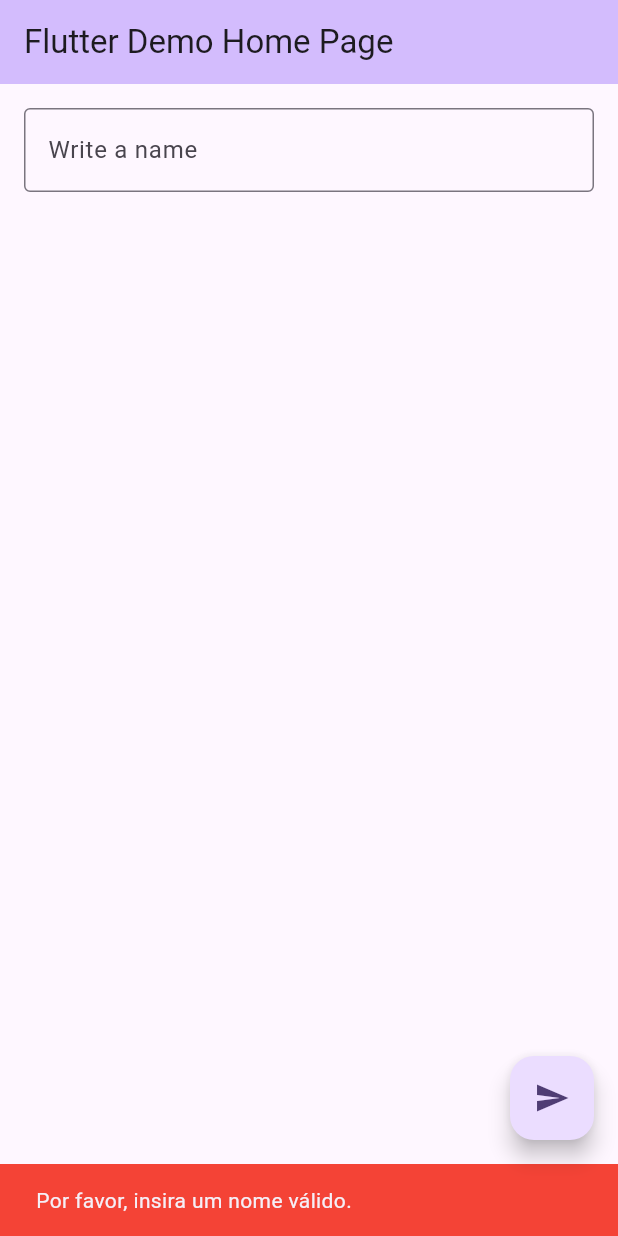
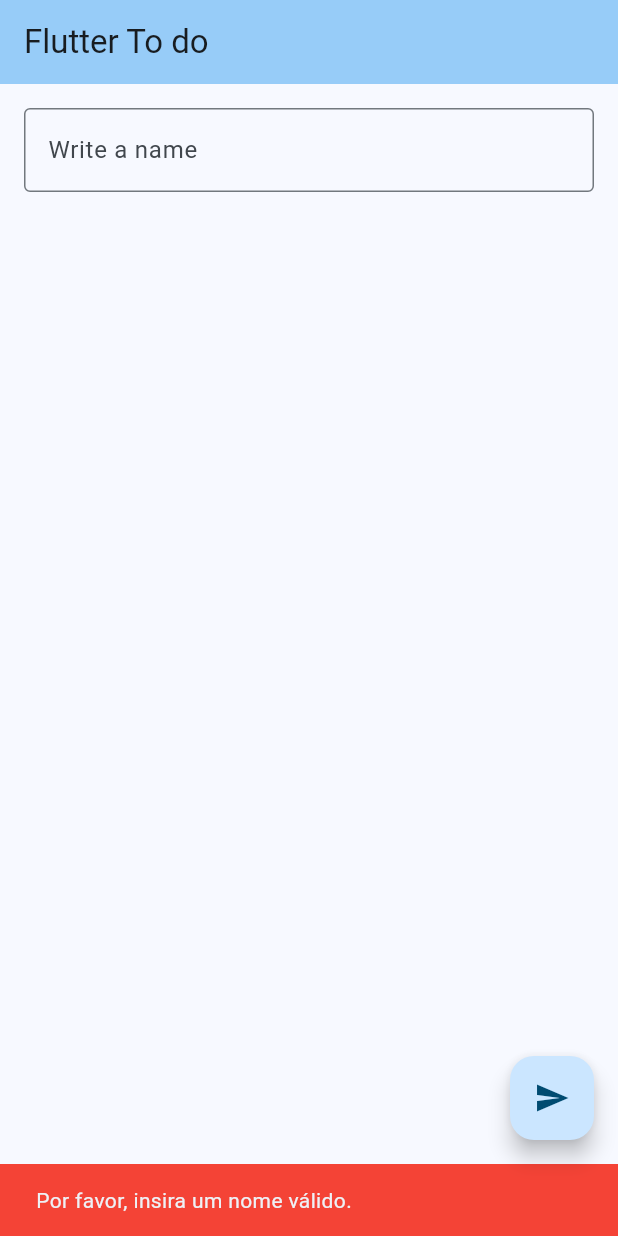
Before and after one commit to ArggusK/SenacT14.Flutter.To_do, a Flutter app: the screen it shows after launch, after a tap on the "send" icon, on a phone screen of 412 x 824 dp. Run offline on Flutter 3.47's test engine with Material 3 defaults, Android fonts, the phone set to English and light mode, and no system bars.

```diff
--- a/lib/pages/home_page.dart
+++ b/lib/pages/home_page.dart
@@ -19,6 +19,7 @@ class _HomePageState extends State<HomePage> {
   void sendNameUser() {
     String name = textController1.text.trim();
     if (name.isEmpty) {
+      ScaffoldMessenger.of(context).clearSnackBars();
       ScaffoldMessenger.of(context).showSnackBar(
         SnackBar(
           content: Text('Por favor, insira um nome válido.'),
--- a/lib/todo_app.dart
+++ b/lib/todo_app.dart
@@ -7,12 +7,13 @@ class TodoApp extends StatelessWidget {
   @override
   Widget build(BuildContext context) {
     return MaterialApp(
-      title: 'Flutter Demo',
+      title: 'To do',
       theme: ThemeData(
-        colorScheme: ColorScheme.fromSeed(seedColor: Colors.deepPurple),
+        colorScheme: ColorScheme.fromSeed(
+            seedColor: const Color.fromARGB(255, 7, 24, 36)),
         useMaterial3: true,
       ),
-      home: const HomePage(title: 'Flutter Demo Home Page'),
+      home: const HomePage(title: 'Flutter To do'),
     );
   }
 }
```
